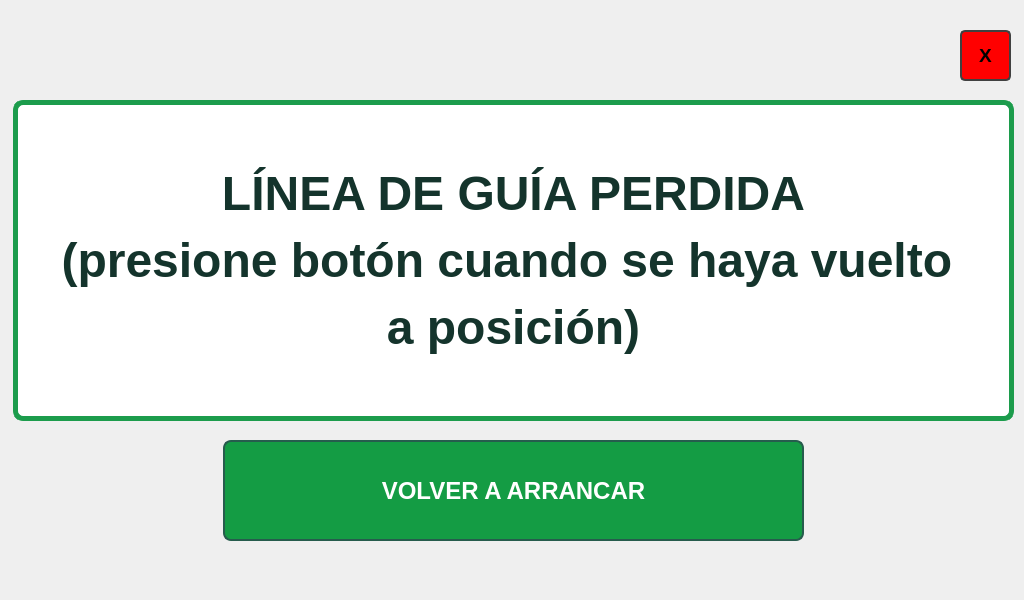
First picture: the form in mainwindow.ui, repository WenceslaoFB/InterfazAGV_QT, before the edit.
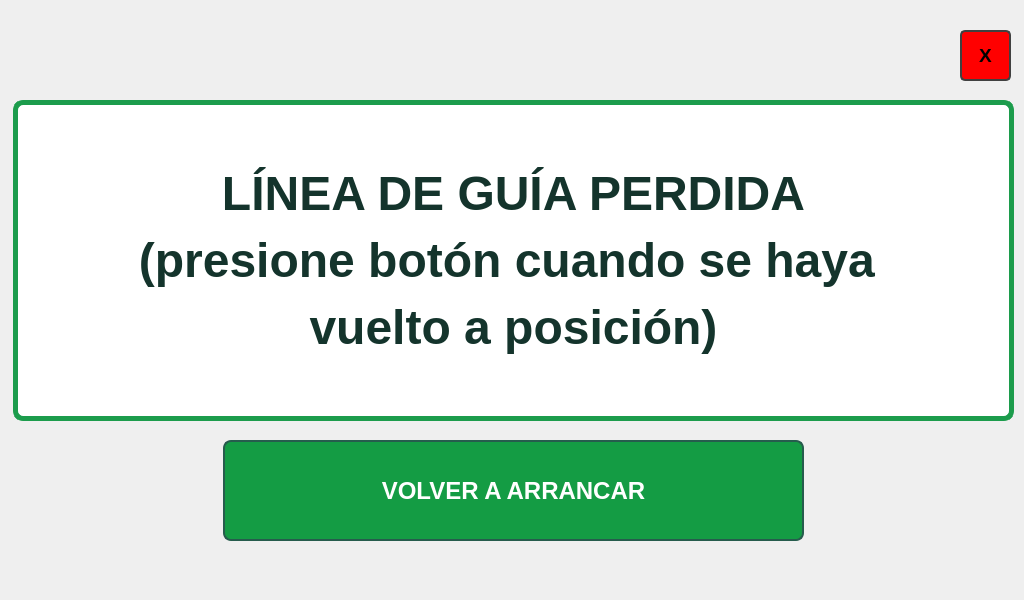
Second picture: the form after the edit. The open tabs and pages were chosen to show the change.

Commit message: confirmacion de envio lista

Patch:
```diff
--- a/mainwindow.ui
+++ b/mainwindow.ui
@@ -4182,7 +4182,7 @@
 }</string>
       </property>
       <property name="text">
-       <string>&lt;html&gt;&lt;head/&gt;&lt;body&gt;&lt;p align=&quot;center&quot;&gt;&lt;span style=&quot; font-size:36pt; color:#14342c;&quot;&gt;LÍNEA DE GUÍA PERDIDA&lt;/span&gt;&lt;/p&gt;&lt;p align=&quot;center&quot;&gt;&lt;span style=&quot; font-size:36pt; color:#14342c;&quot;&gt;(presione botón cuando se haya vuelto &lt;/span&gt;&lt;/p&gt;&lt;p align=&quot;center&quot;&gt;&lt;span style=&quot; font-size:36pt; color:#14342c;&quot;&gt;a posición)&lt;/span&gt;&lt;/p&gt;&lt;/body&gt;&lt;/html&gt;</string>
+       <string>&lt;html&gt;&lt;head/&gt;&lt;body&gt;&lt;p align=&quot;center&quot;&gt;&lt;span style=&quot; font-size:36pt; color:#14342c;&quot;&gt;LÍNEA DE GUÍA PERDIDA&lt;/span&gt;&lt;/p&gt;&lt;p align=&quot;center&quot;&gt;&lt;span style=&quot; font-size:36pt; color:#14342c;&quot;&gt;(presione botón cuando se haya &lt;/span&gt;&lt;/p&gt;&lt;p align=&quot;center&quot;&gt;&lt;span style=&quot; font-size:36pt; color:#14342c;&quot;&gt;vuelto a posición)&lt;/span&gt;&lt;/p&gt;&lt;/body&gt;&lt;/html&gt;</string>
       </property>
       <property name="alignment">
        <set>Qt::AlignCenter</set>
```
Left out of the diff: 2 changed lines with no effect on the pictures. The commit also changes 1 other file.
